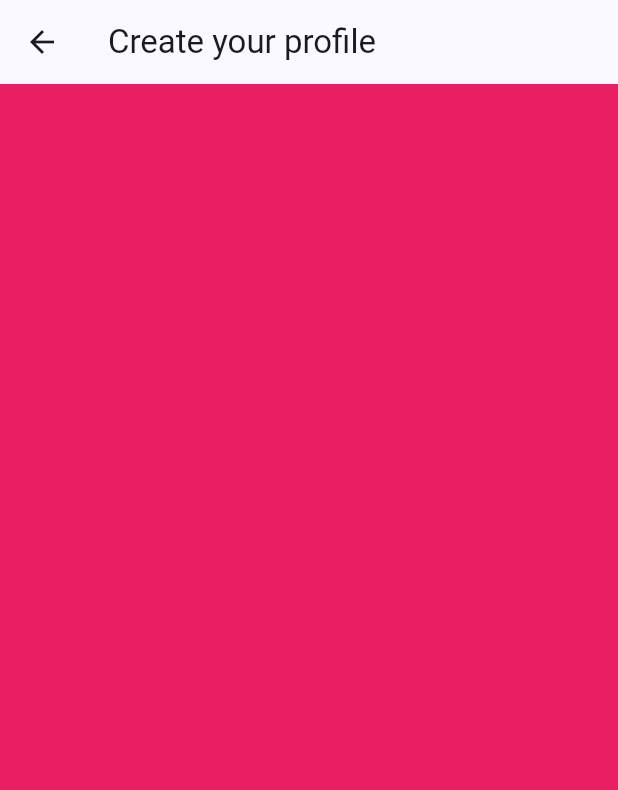
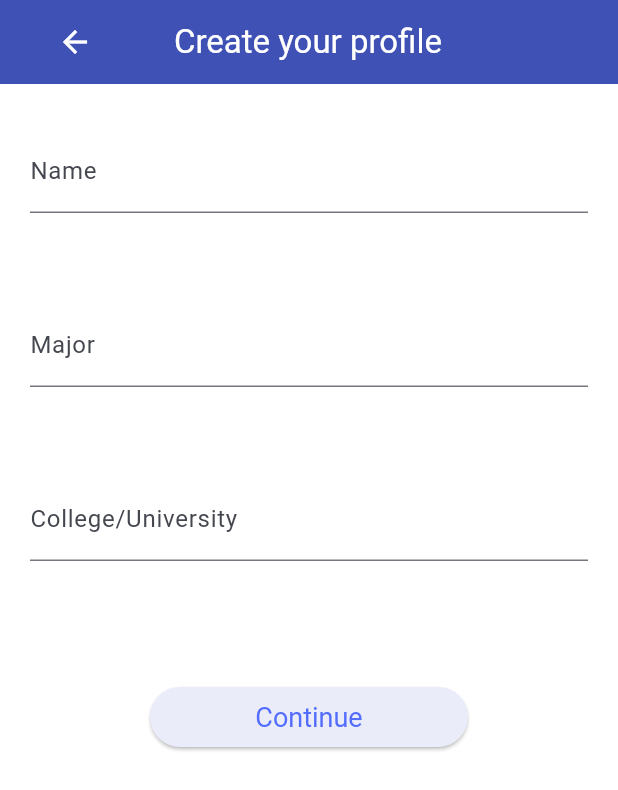
Before and after one commit to lindgh/OurSpace, a Flutter app: the CreateProfilePage screen opened directly, on a phone screen of 412 x 824 dp. Shown: the top 790 px of the screen. Run offline on Flutter 3.47's test engine with Material 3 defaults, Android fonts, the phone set to English and light mode, and no system bars; our stand-ins replace firebase_core; accounts and stored records are empty.

Commit message:
implemented create profile page without database integration

```diff
--- a/lib/pages/create_profile.dart
+++ b/lib/pages/create_profile.dart
@@ -1,30 +1,52 @@
 import 'package:flutter/material.dart';
+import 'text_field.dart';
+import 'nav_bar.dart';
 
 class CreateProfilePage extends StatelessWidget {
   const CreateProfilePage({super.key});
 
   @override
   Widget build(BuildContext context) {
-    // THIS IS FOR THIS PAGE'S CONTENTS.
-    // return Container(
-    //     color: Colors.pink,
-    //     child: const Center(
-    //         child: Text(
-    //           "Create your profile! :3",
-    //         )
-    //     )
-    // );
     return Scaffold(
-      appBar: AppBar(title: const Text('Create your profile')),
-      backgroundColor: Colors.pink,
-      // body: Center(
-      //   child: ElevatedButton(
-      //       onPressed: () {
-      //         Navigator.pop(context);
-      //       },
-      //       child: const Text('Go back to profile page.'),
-      //   ),
-      //)
+      appBar: AppBar(
+          title: const Text('Create your profile'),
+          backgroundColor: Colors.indigo,
+          foregroundColor: Colors.white,
+          leadingWidth: 100,
+      ),
+      backgroundColor: Colors.white,
+      body: ListView(
+        children: [
+          //name
+          MyTextField(text: 'Name'),
+
+          //major
+          MyTextField(text: 'Major'),
+
+          //school
+          MyTextField(text: 'College/University'),
+
+          Padding(
+            padding: const EdgeInsets.symmetric(vertical: 50, horizontal: 100),
+            child: ElevatedButton(
+              style: ElevatedButton.styleFrom(
+                  foregroundColor: Colors.indigoAccent,
+                  surfaceTintColor: Colors.indigoAccent,
+                  textStyle: TextStyle(
+                    fontSize: 18,
+                  ),
+              ),
+              onPressed: () { //When create prof button pushed: just goes to nav rn, but should store user data
+                Navigator.push(
+                  context,
+                  MaterialPageRoute(builder: (context) => const NavBar()),
+                );
+              },
+              child: const Text('Continue'),
+            ),
+          ),
+        ],
+      ),
     ); //scaffold
   }
 }
--- /dev/null
+++ b/lib/pages/text_field.dart
@@ -0,0 +1,25 @@
+//used by create_profile
+import 'package:flutter/material.dart';
+
+class MyTextField extends StatelessWidget {
+  final String text;
+  const MyTextField({super.key, required this.text});
+
+  @override
+  Widget build(BuildContext context) {
+    return Column (
+      crossAxisAlignment: CrossAxisAlignment.start,
+      children: <Widget>[
+        Padding(
+          padding: const EdgeInsets.symmetric(horizontal: 20, vertical: 30),
+          child: TextFormField(
+            decoration: InputDecoration(
+              border: UnderlineInputBorder(),
+              labelText: text,
+            ),
+          ),
+        ),
+      ],
+    );
+  }
+}
```
